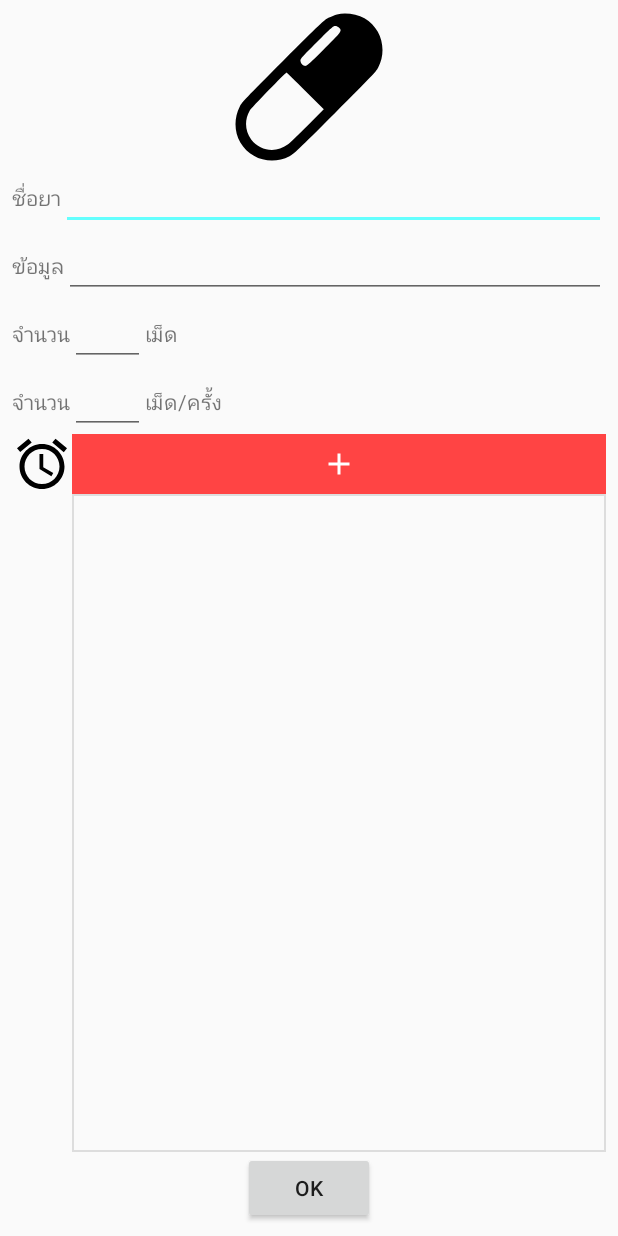
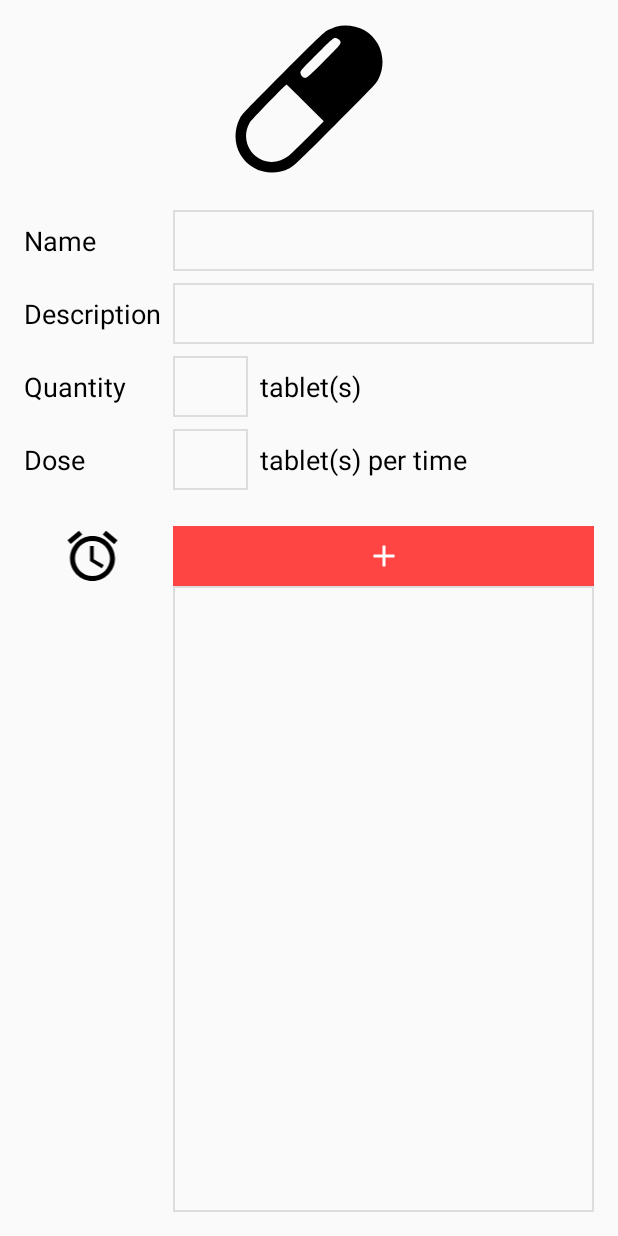
Before and after one commit to roqpor/APlus, an Android app: the layout fragment_add_pill.xml on its own in the app's theme, with its tools: preview values and no code run, on a phone screen of 412 x 824 dp. Run offline under Robolectric (Android 15) with nearby library versions, the phone set to English and light mode, and no system bars; plain views replace SwipeMenuListView.

Commit message:
Add custom toolbar & edit pill_info layout

```diff
--- a/PillReminder/app/src/main/java/com/aplus/pillreminder/fragment/AddPillFragment.java
+++ b/PillReminder/app/src/main/java/com/aplus/pillreminder/fragment/AddPillFragment.java
@@ -37,7 +37,7 @@ public class AddPillFragment extends PillInfoFragment {
     }
 
     @Override
-    void onBtnOk() {
+    void onActionConfirm() {
         insertPillWithTimes();
     }
 
@@ -54,7 +54,7 @@ public class AddPillFragment extends PillInfoFragment {
             pill.setQuantity(Integer.parseInt(etQuantity.getText().toString()));
             pill.setDose(Integer.parseInt(etDose.getText().toString()));
         } catch (NumberFormatException e) {
-            Toast.makeText(getActivity(), "Please enter the number.", Toast.LENGTH_LONG).show();
+            Toast.makeText(getActivity(), "Please enter quantity.", Toast.LENGTH_LONG).show();
             return;
         }
 
@@ -80,7 +80,7 @@ public class AddPillFragment extends PillInfoFragment {
                         @Override
                         protected void onPostExecute(Void aVoid) {
 //                            setAlarm(aLong.intValue(), remindTime.getHour(), remindTime.getMinute(), false, pill);
-                            listener.onBtnOkPressed();
+                            listener.onActionConfirmPressed();
                         }
                     }.execute(remindTime);
                 }
--- a/PillReminder/app/src/main/java/com/aplus/pillreminder/fragment/EditPillFragment.java
+++ b/PillReminder/app/src/main/java/com/aplus/pillreminder/fragment/EditPillFragment.java
@@ -48,9 +48,9 @@ public class EditPillFragment extends PillInfoFragment {
     }
 
     @Override
-    void onBtnOk() {
-        Toast.makeText(getActivity(), "onBtnOk", Toast.LENGTH_SHORT).show();
-//        listener.onBtnOkPressed();
+    void onActionConfirm() {
+        Toast.makeText(getActivity(), "onActionConfirm", Toast.LENGTH_SHORT).show();
+//        listener.onActionConfirmPressed();
     }
 
     @Override
--- a/PillReminder/app/src/main/java/com/aplus/pillreminder/model/StaticData.java
+++ b/PillReminder/app/src/main/java/com/aplus/pillreminder/model/StaticData.java
@@ -8,4 +8,8 @@ public class StaticData {
             "Pemetrexed", "เพมิเทรกเซด",
             "Perindopril", "เพอรินโดพริล"
     };
+
+    public static final Integer[] DOSE_AMOUNT = new Integer[] {
+            1, 2, 3, 4, 5, 6, 7, 8, 9
+    };
 }
--- a/PillReminder/app/src/main/res/layout/fragment_add_pill.xml
+++ b/PillReminder/app/src/main/res/layout/fragment_add_pill.xml
@@ -2,7 +2,7 @@
     xmlns:tools="http://schemas.android.com/tools"
     android:layout_width="match_parent"
     android:layout_height="match_parent"
-    android:layout_margin="8dp"
+    android:layout_margin="16dp"
     android:orientation="vertical"
     tools:context="com.aplus.pillreminder.fragment.AddPillFragment">
 
@@ -13,83 +13,113 @@
         android:layout_gravity="center"
         android:src="@drawable/ic_pill" />
 
-    <LinearLayout
+    <TableLayout
         android:layout_width="match_parent"
-        android:layout_height="wrap_content">
+        android:layout_height="match_parent">
+
+        <TableRow
+            android:layout_width="match_parent"
+            android:layout_height="wrap_content"
+            android:layout_marginTop="24dp">
 
             <TextView
+                style="@style/PillInfoTextView"
                 android:layout_width="wrap_content"
                 android:layout_height="wrap_content"
-            android:text="ชื่อยา" />
+                android:text="Name" />
 
             <AutoCompleteTextView
                 android:id="@+id/actvName"
+                style="@style/PillInfoEditText"
+                android:layout_width="0dp"
+                android:layout_height="wrap_content"
+                android:layout_marginLeft="8dp"
+                android:layout_weight="1" />
+        </TableRow>
+
+        <TableRow
             android:layout_width="match_parent"
-            android:layout_height="wrap_content" />
-    </LinearLayout>
-
-    <LinearLayout
-        android:layout_width="match_parent"
-        android:layout_height="wrap_content">
+            android:layout_height="wrap_content"
+            android:layout_marginTop="8dp">
 
             <TextView
+                style="@style/PillInfoTextView"
                 android:layout_width="wrap_content"
                 android:layout_height="wrap_content"
-            android:text="ข้อมูล" />
+                android:text="Description" />
 
             <EditText
                 android:id="@+id/etDescribe"
+                style="@style/PillInfoEditText"
+                android:layout_width="0dp"
+                android:layout_height="wrap_content"
+                android:layout_marginLeft="8dp"
+                android:layout_weight="1" />
+        </TableRow>
+
+        <TableRow
             android:layout_width="match_parent"
-            android:layout_height="wrap_content" />
-    </LinearLayout>
-
-    <LinearLayout
-        android:layout_width="match_parent"
-        android:layout_height="wrap_content">
+            android:layout_height="wrap_content"
+            android:layout_marginTop="8dp">
 
             <TextView
+                style="@style/PillInfoTextView"
                 android:layout_width="wrap_content"
                 android:layout_height="wrap_content"
-            android:text="จำนวน" />
+                android:text="Quantity" />
 
             <EditText
                 android:id="@+id/etQuantity"
+                style="@style/PillInfoEditText"
                 android:layout_width="50dp"
                 android:layout_height="wrap_content"
+                android:layout_marginLeft="8dp"
+                android:ems="10"
+                android:inputType="number"
+                android:maxLength="3" />
+
+            <TextView
+                style="@style/PillInfoTextView"
+                android:layout_width="wrap_content"
+                android:layout_height="wrap_content"
+                android:layout_marginLeft="8dp"
+                android:layout_weight="1"
+                android:text="tablet(s)" />
+        </TableRow>
+
+        <TableRow
+            android:layout_width="match_parent"
+            android:layout_height="wrap_content"
+            android:layout_marginTop="8dp">
+
+            <TextView
+                style="@style/PillInfoTextView"
+                android:layout_width="wrap_content"
+                android:layout_height="wrap_content"
+                android:text="Dose" />
+
+            <EditText
+                style="@style/PillInfoEditText"
+                android:id="@+id/etDose"
+                android:layout_width="50dp"
+                android:layout_height="wrap_content"
+                android:layout_marginLeft="8dp"
                 android:ems="10"
                 android:inputType="number" />
 
             <TextView
+                style="@style/PillInfoTextView"
                 android:layout_width="wrap_content"
                 android:layout_height="wrap_content"
-            android:text="เม็ด" />
-    </LinearLayout>
+                android:layout_marginLeft="8dp"
+                android:layout_weight="1"
+                android:text="tablet(s) per time" />
+        </TableRow>
 
-    <LinearLayout
-        android:layout_width="match_parent"
-        android:layout_height="wrap_content">
-
-        <TextView
-            android:layout_width="wrap_content"
-            android:layout_height="wrap_content"
-            android:text="จำนวน" />
-
-        <EditText
-            android:id="@+id/etDose"
-            android:layout_width="50dp"
-            android:layout_height="wrap_content"
-            android:ems="10"
-            android:inputType="number" />
-
-        <TextView
-            android:layout_width="wrap_content"
-            android:layout_height="wrap_content"
-            android:text="เม็ด/ครั้ง" />
-    </LinearLayout>
-
-    <LinearLayout
+        <TableRow
             android:layout_width="match_parent"
             android:layout_height="0dp"
+            android:layout_marginTop="24dp"
             android:layout_weight="1">
 
             <ImageView
@@ -100,6 +130,8 @@
             <LinearLayout
                 android:layout_width="match_parent"
                 android:layout_height="match_parent"
+                android:layout_marginLeft="8dp"
+                android:layout_weight="1"
                 android:orientation="vertical">
 
                 <ImageButton
@@ -117,12 +149,6 @@
                     android:layout_height="match_parent"
                     android:foreground="@drawable/border" />
             </LinearLayout>
+        </TableRow>
+    </TableLayout>
 </LinearLayout>
-
-    <Button
-        android:id="@+id/btnOk"
-        android:layout_width="wrap_content"
-        android:layout_height="wrap_content"
-        android:layout_gravity="center"
-        android:text="OK" />
-</LinearLayout>
--- a/PillReminder/app/src/main/res/values/styles.xml
+++ b/PillReminder/app/src/main/res/values/styles.xml
@@ -1,7 +1,7 @@
 <resources>
 
     <!-- Base application theme. -->
-    <style name="AppTheme" parent="Theme.AppCompat.Light.DarkActionBar">
+    <style name="AppTheme" parent="Theme.AppCompat.Light.NoActionBar">
         <!-- Customize your theme here. -->
         <item name="colorPrimary">@color/colorPrimary</item>
         <item name="colorPrimaryDark">@color/colorPrimaryDark</item>
@@ -11,6 +11,18 @@
 
     <style name="HomeTimeHeader">
         <item name="android:textColor">@android:color/black</item>
+        <item name="android:textSize">18sp</item>
+    </style>
+
+    <style name="PillInfoTextView">
+        <item name="android:textColor">@android:color/black</item>
+        <item name="android:textSize">18sp</item>
+    </style>
+
+    <style name="PillInfoEditText">
+        <item name="android:padding">8dp</item>
+        <item name="android:background">@drawable/border</item>
+        <item name="android:textColor">@color/colorPrimary</item>
         <item name="android:textSize">18sp</item>
     </style>
 
```
Also changed, not shown: PillReminder/app/src/main/java/com/aplus/pillreminder/activity/MainActivity.java (+9 -9 lines), PillReminder/app/src/main/java/com/aplus/pillreminder/activity/PillInfoActivity.java (+35 -1 lines), PillReminder/app/src/main/java/com/aplus/pillreminder/fragment/PillInfoFragment.java (+15 -7 lines), PillReminder/app/src/main/res/drawable/ic_check.xml (added, +9 -0 lines), PillReminder/app/src/main/res/layout/activity_main.xml (+29 -20 lines), PillReminder/app/src/main/res/layout/activity_pill_info.xml (+14 -3 lines), PillReminder/app/src/main/res/menu/menu_pill_info.xml (added, +11 -0 lines). Lines whose indentation alone changed are shown as unchanged.
